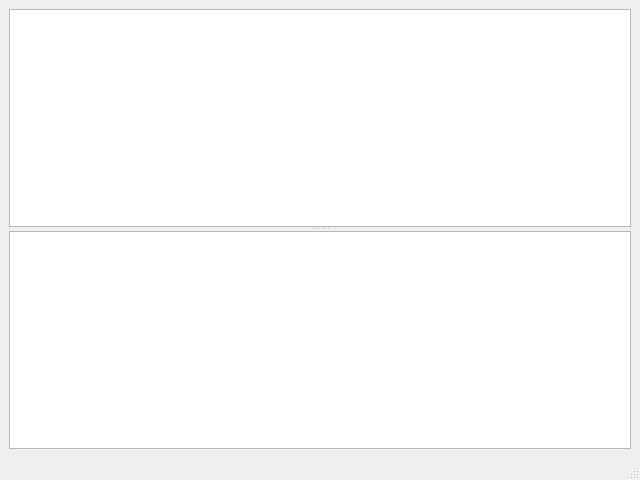
shianehao/jsonrpc-client, file ui/main_window.ui: the form before one commit.
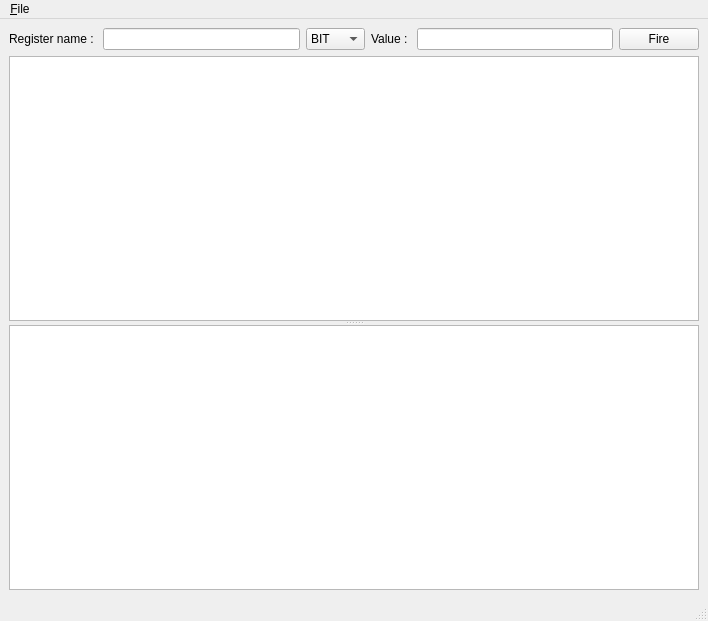
The form after the commit. Icons and pictures are not drawn.

Commit message:
UI: add line editor and button
* The 'Fire' nutton
* The 'Value' editor
* The 'Register' editor

Patch:
```diff
--- a/ui/main_window.ui
+++ b/ui/main_window.ui
@@ -6,15 +6,70 @@
    <rect>
     <x>0</x>
     <y>0</y>
-    <width>640</width>
-    <height>480</height>
+    <width>708</width>
+    <height>621</height>
    </rect>
   </property>
   <property name="windowTitle">
    <string>MainWindow</string>
   </property>
   <widget class="QWidget" name="centralwidget">
-   <layout class="QHBoxLayout" name="horizontalLayout">
+   <layout class="QVBoxLayout" name="verticalLayout">
+    <item>
+     <layout class="QHBoxLayout" name="horizontalLayout">
+      <item>
+       <widget class="QLabel" name="label">
+        <property name="text">
+         <string>Register name : </string>
+        </property>
+       </widget>
+      </item>
+      <item>
+       <widget class="QLineEdit" name="lineEdit"/>
+      </item>
+      <item>
+       <widget class="QComboBox" name="comboBox">
+        <item>
+         <property name="text">
+          <string>BIT</string>
+         </property>
+        </item>
+        <item>
+         <property name="text">
+          <string>UINT</string>
+         </property>
+        </item>
+        <item>
+         <property name="text">
+          <string>INT</string>
+         </property>
+        </item>
+        <item>
+         <property name="text">
+          <string>STR</string>
+         </property>
+        </item>
+       </widget>
+      </item>
+      <item>
+       <widget class="QLabel" name="label_2">
+        <property name="text">
+         <string>Value : </string>
+        </property>
+       </widget>
+      </item>
+      <item>
+       <widget class="QLineEdit" name="lineEdit_2"/>
+      </item>
+      <item>
+       <widget class="QPushButton" name="pushButton">
+        <property name="text">
+         <string>Fire</string>
+        </property>
+       </widget>
+      </item>
+     </layout>
+    </item>
     <item>
      <widget class="QSplitter" name="splitter">
       <property name="orientation">
@@ -35,10 +90,17 @@
     <rect>
      <x>0</x>
      <y>0</y>
-     <width>640</width>
+     <width>708</width>
      <height>22</height>
     </rect>
    </property>
+   <widget class="QMenu" name="menuF_ile">
+    <property name="title">
+     <string>&amp;File</string>
+    </property>
+    <addaction name="actionCl_ose"/>
+   </widget>
+   <addaction name="menuF_ile"/>
   </widget>
   <widget class="QStatusBar" name="statusbar"/>
  </widget>
```
Left out of the diff: 18 changed lines with no effect on the pictures.
